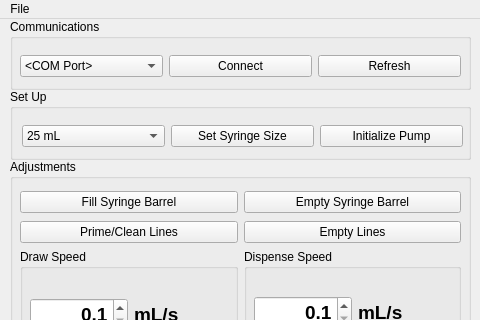
This is SEC_GUI/mainwindow.ui in Wyss/automated-chromatography as Qt 5 draws it before an edit; both pictures show x 0 to 480 and y 0 to 320 of the 480 by 800 pixel window. The edited form follows.
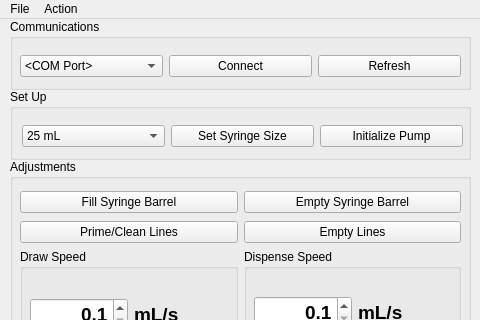
This is the edited form. Icons and pictures are not drawn.

Commit message:
Reconnect And Init keyboard & menu item
- In Wash_GUI.py & octasome_gui.py:
-- Added reconnectAndInit() functions to quickly disconnect, reconnect, set syringe size, and initialize
-- New menu ACTION
-- Reconnect & Init added to ACTION menu, CTRL+R
-- Emergency Stop pump moved to ACTION, XTRL+X
- octasome_gui.py
-- deleted old commented-out stuff
Closes #37

Patch:
```diff
--- a/SEC_GUI/mainwindow.ui
+++ b/SEC_GUI/mainwindow.ui
@@ -1020,7 +1020,15 @@
     <addaction name="separator"/>
     <addaction name="actionQuit"/>
    </widget>
+   <widget class="QMenu" name="menuActions">
+    <property name="title">
+     <string>Action</string>
+    </property>
+    <addaction name="actionEmergStop"/>
+    <addaction name="actionReconnectInit"/>
+   </widget>
    <addaction name="menuFile"/>
+   <addaction name="menuActions"/>
   </widget>
   <widget class="QStatusBar" name="statusbar"/>
   <action name="actionQuit">
```
Left out of the diff: 12 changed lines with no effect on the pictures. The commit also changes 5 other files.
